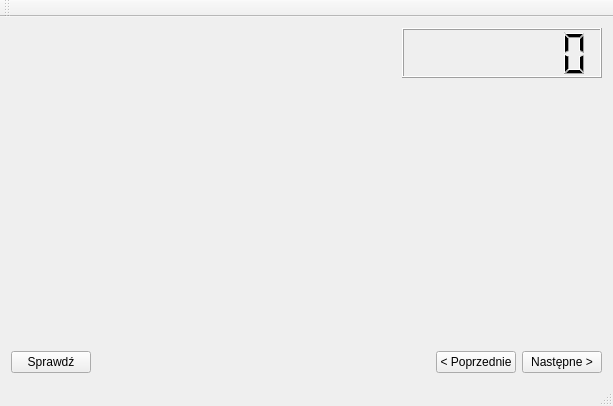
Above: engineerexam.ui from ppkt/EngineerExam before the change. Below: the same form after it.
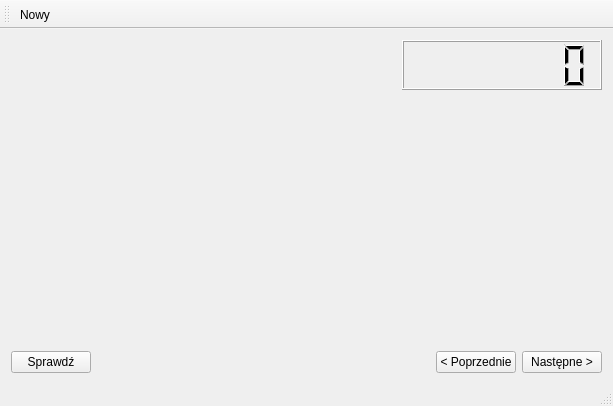
That is the form after the change. Custom widgets are drawn as their Qt base class.

The edit to the form file:
```diff
--- a/engineerexam.ui
+++ b/engineerexam.ui
@@ -110,8 +110,14 @@
    <attribute name="toolBarBreak">
     <bool>false</bool>
    </attribute>
+   <addaction name="actionNowy"/>
   </widget>
   <widget class="QStatusBar" name="statusBar"/>
+  <action name="actionNowy">
+   <property name="text">
+    <string>Nowy</string>
+   </property>
+  </action>
  </widget>
  <layoutdefault spacing="6" margin="11"/>
  <customwidgets>
```
